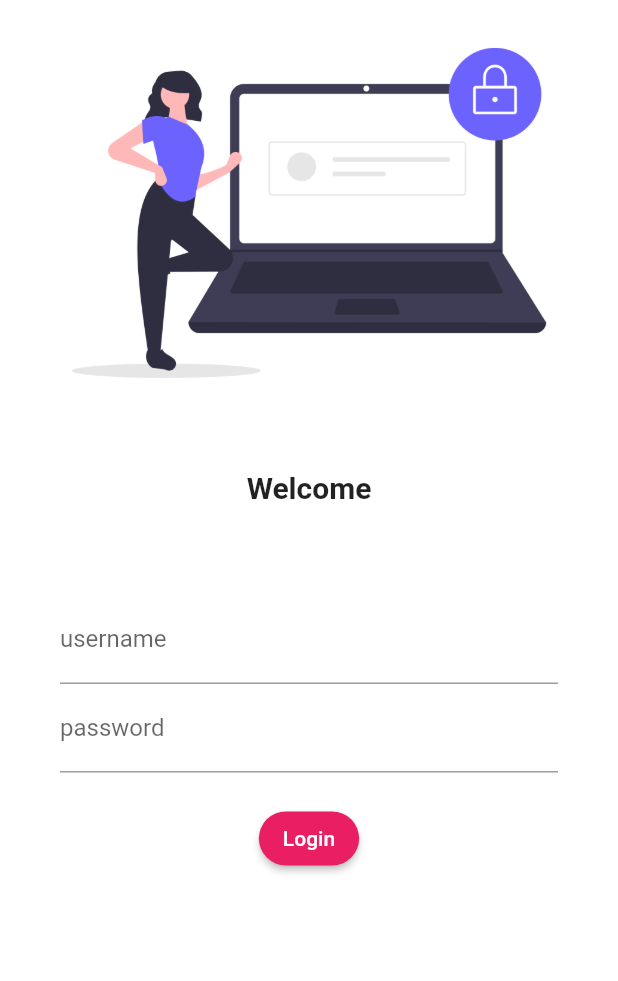
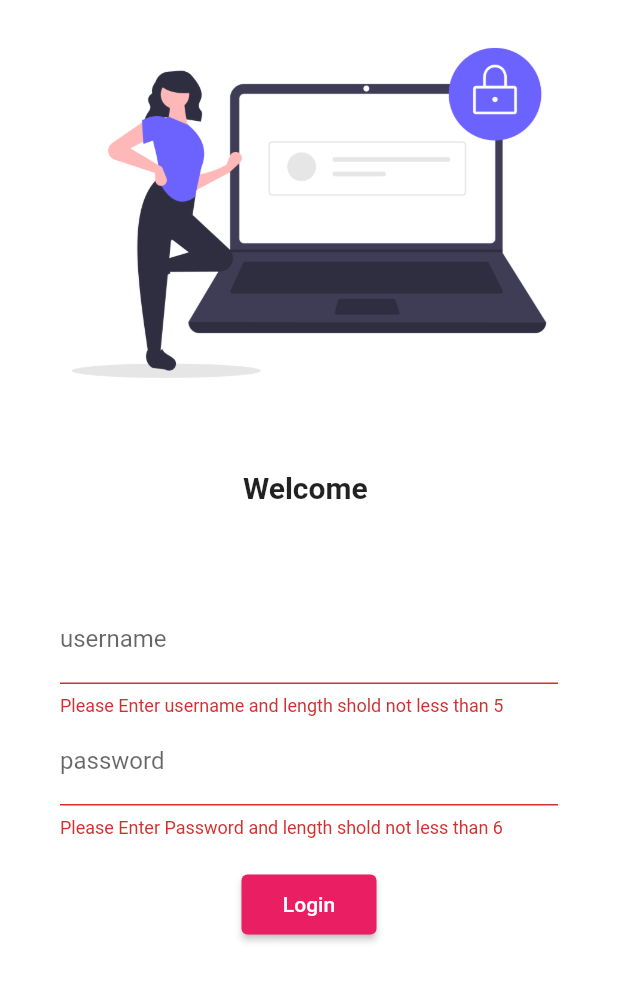
Before and after one commit to muhammadawaisyaseen/MyFlutter-Application, a Flutter app: the screen it shows after launch, after a tap on "Login", on a phone screen of 412 x 824 dp. Shown: the top 981 px of the screen. Run offline on Flutter 3.47's test engine with Material 2 defaults, Android fonts, the phone set to English and light mode, and no system bars; our stand-ins replace google_fonts; Roboto replaces fonts that are missing (Padauk).

Commit message:
Day5 completed

```diff
--- /dev/null
+++ b/lib/classes/routes.dart
@@ -0,0 +1,4 @@
+class MyRoutes {
+  static String loginroute = "/loginpage";
+  static String homeroute = "/homepage";
+}
--- a/lib/login_page.dart
+++ b/lib/login_page.dart
@@ -1,10 +1,27 @@
 import 'package:flutter/material.dart';
+import 'package:flutter_catalog/classes/routes.dart';
 
-class LoginPage extends StatelessWidget {
+class LoginPage extends StatefulWidget {
+  @override
+  _LoginPageState createState() => _LoginPageState();
+}
+
+class _LoginPageState extends State<LoginPage> {
+  String _name = "";
+
+  final _formKey = GlobalKey<FormState>();
+
+  moveToHome(BuildContext) {
+    if (_formKey.currentState!.validate()) {
+      Navigator.pushNamed(context, MyRoutes.homeroute);
+    }
+  }
+
   @override
   Widget build(BuildContext context) {
     return Material(
       color: Colors.white,
+      child: SingleChildScrollView(
         child: Column(
           children: [
             Image.asset(
@@ -15,7 +32,7 @@ class LoginPage extends StatelessWidget {
               height: 30,
             ),
             Text(
-            "Welcome",
+              "Welcome $_name",
               style: TextStyle(
                 fontWeight: FontWeight.bold,
                 fontSize: 20,
@@ -24,36 +41,58 @@ class LoginPage extends StatelessWidget {
             SizedBox(
               height: 30,
             ),
-          Padding(
-            padding: const EdgeInsets.symmetric(vertical: 30, horizontal: 40),
+            Form(
+              key: _formKey,
+              child: Padding(
+                padding:
+                    const EdgeInsets.symmetric(vertical: 30, horizontal: 40),
                 child: Column(
                   children: [
                     TextFormField(
                       decoration: InputDecoration(labelText: "username"),
+                      onChanged: (value) {
+                        setState(() {
+                          _name = value;
+                        });
+                      },
+                      validator: (value) {
+                        if (value!.length < 5 || value.isEmpty) {
+                          return "Please Enter username and length shold not less than 5";
+                        } else
+                          return null;
+                      },
                     ),
                     TextFormField(
                       decoration: InputDecoration(
                         labelText: "password",
                       ),
+                      obscureText: true,
+                      validator: (value) {
+                        if (value!.isEmpty || value.length < 6) {
+                          return "Please Enter Password and length shold not less than 6";
+                        } else
+                          return null;
+                      },
                     ),
                     SizedBox(
                       height: 20,
                     ),
                     ElevatedButton(
-                    style: ButtonStyle(
-                        shape:
-                            MaterialStateProperty.all<RoundedRectangleBorder>(
-                                RoundedRectangleBorder(
-                      borderRadius: BorderRadius.circular(20.0),
-                    ))),
-                    onPressed: () {
-                      print("Awais yaseen");
-                    },
+                        style: TextButton.styleFrom(minimumSize: Size(90, 40)),
+                        // style: ButtonStyle(
+                        //     shape:
+                        //         MaterialStateProperty.all<RoundedRectangleBorder>(
+                        //             RoundedRectangleBorder(
+                        //   borderRadius: BorderRadius.circular(20.0),
+                        // ))),
+                        onPressed: () => moveToHome(context),
                         child: Text("Login")),
                   ],
                 ),
               ),
+            ),
           ],
+        ),
       ),
     );
   }
--- a/lib/main.dart
+++ b/lib/main.dart
@@ -1,4 +1,5 @@
 import 'package:flutter/material.dart';
+import 'package:flutter_catalog/classes/routes.dart';
 import 'package:flutter_catalog/login_page.dart';
 import 'package:flutter_catalog/pages/home_page.dart';
 import 'pages/home_page.dart';
@@ -16,6 +17,7 @@ class MyApp extends StatelessWidget {
   @override
   Widget build(BuildContext context) {
     return MaterialApp(
+      //debugShowCheckedModeBanner: false,
       themeMode: ThemeMode.light,
       theme: ThemeData(
         primarySwatch: Colors.pink,
@@ -25,8 +27,8 @@ class MyApp extends StatelessWidget {
       initialRoute: "/",
       routes: {
         '/': (context) => LoginPage(),
-        "/loginpage": (context) => LoginPage(),
-        "/homepage": (context) => HomePage(),
+        MyRoutes.homeroute: (context) => HomePage(),
+        //MyRoutes.loginroute: (context) => LoginPage(),
       },
     );
   }
```
Lines whose indentation alone changed are shown as unchanged.
